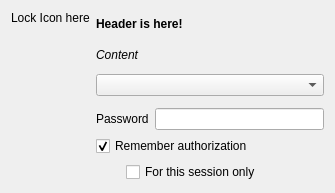
This is AuthDialog.ui in KDE/polkit-kde-agent-1 as Qt 5 draws it before an edit. The edited form follows.
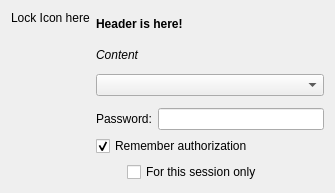
This is the edited form. Custom widgets are drawn as their Qt base class.

Commit message: i18n style guide fixes: http://techbase.kde.org/Projects/Usability/HIG/Capitalization

Patch:
```diff
--- a/AuthDialog.ui
+++ b/AuthDialog.ui
@@ -97,7 +97,7 @@
    <item row="3" column="1" colspan="2" >
     <widget class="QLabel" name="lblPassword" >
      <property name="text" >
-      <string>Password</string>
+      <string>Password:</string>
      </property>
      <property name="buddy" >
       <cstring>lePassword</cstring>
```
